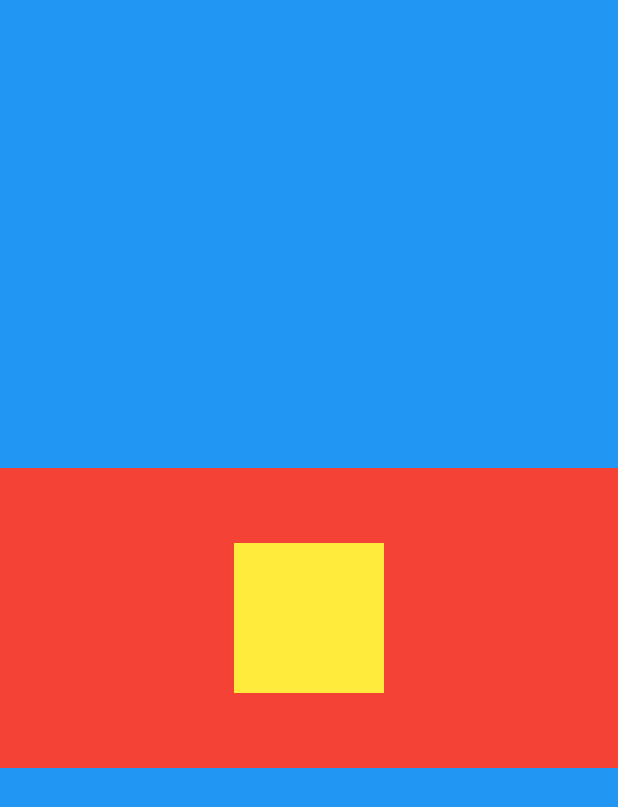
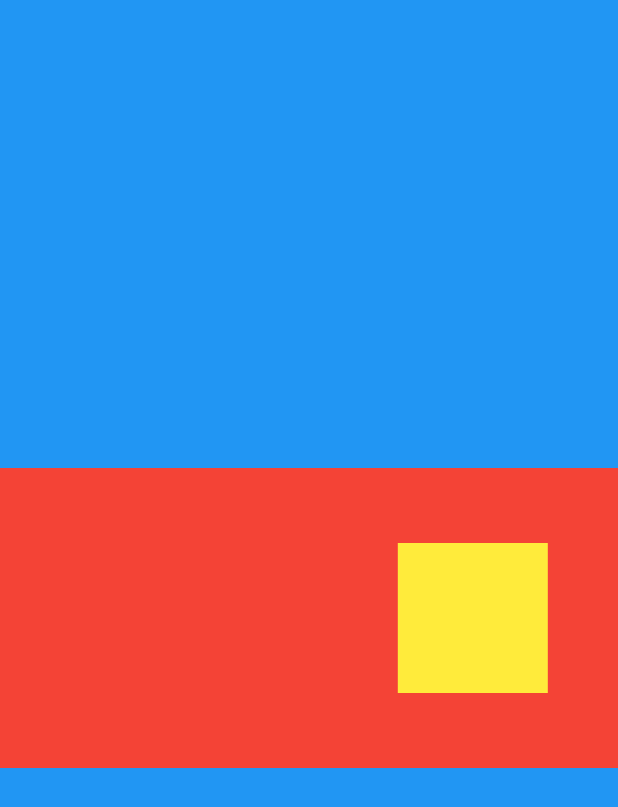
Before and after one commit to Josehdez96/advanced_layout, a Flutter app: the screen it shows after launch, on a phone screen of 412 x 824 dp. Shown: the top 807 px of the screen. Run offline on Flutter 3.47's test engine with Material 2 defaults, Android fonts, the light colour scheme and no system bars.

Commit message:
Align and Center differences

```diff
--- a/lib/main.dart
+++ b/lib/main.dart
@@ -18,7 +18,8 @@ class MyApp extends StatelessWidget {
         color: Colors.blue,
         child: Container(
           color: Colors.red,
-          child: Center(
+          child: Align(
+            alignment: const Alignment(0.7, 0),
             heightFactor: 2,
             child: Container(
               color: Colors.yellow,
```
